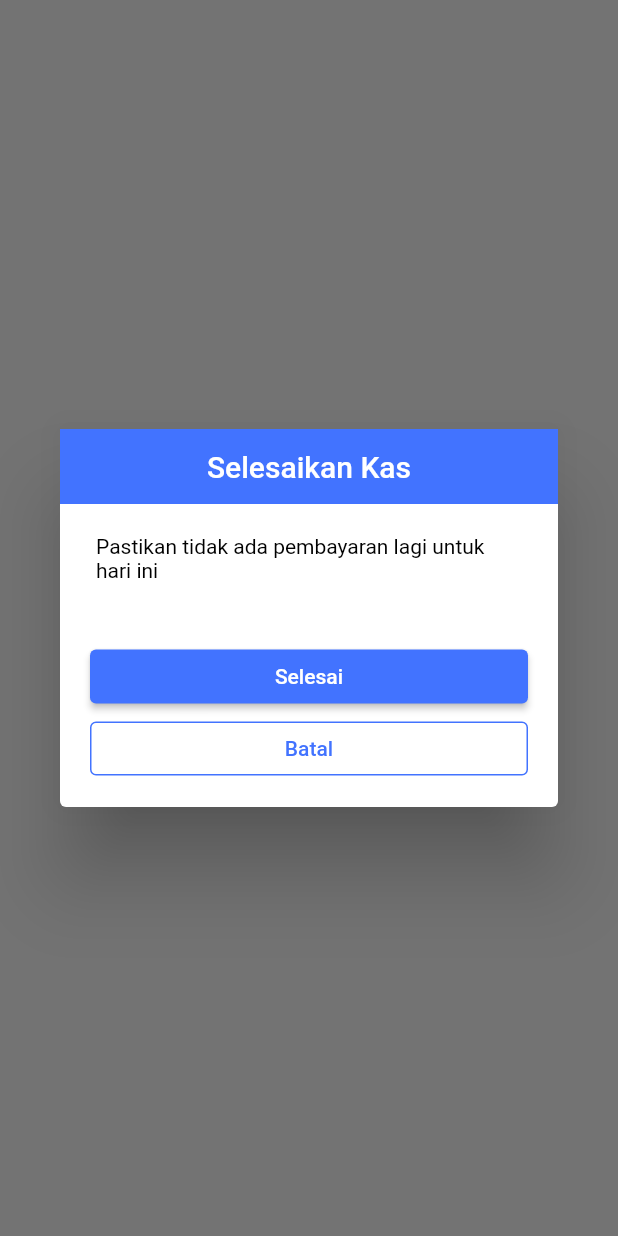
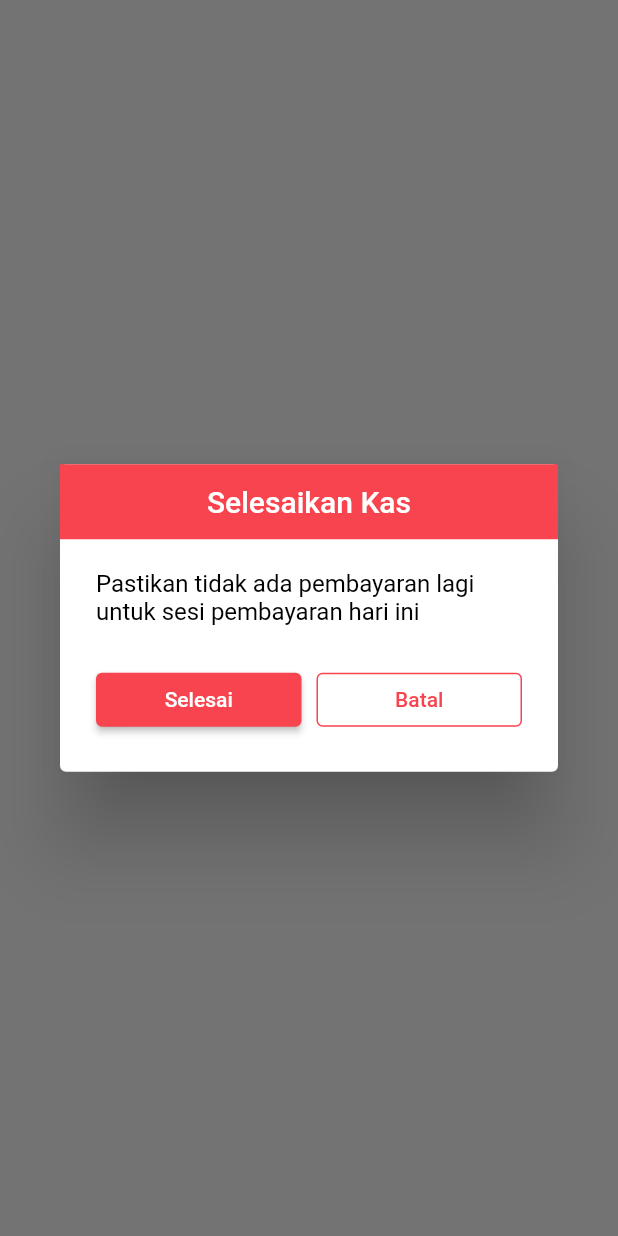
Before and after one commit to Imronarrosid/aplikasi_pembayaran_kas, a Flutter app: what stopPaymentDialog() shows on an empty page, opened directly, on a phone screen of 412 x 824 dp. Run offline on Flutter 3.47's test engine with Material 2 defaults, Android fonts, the phone set to English and light mode, and no system bars; our stand-ins replace entry, flutter_bounceable, flutter_local_notifications, hive, hive_flutter, iconly and 1 more; accounts and stored records are empty.

Commit message:
change dialog color

```diff
--- a/lib/view/stop_payment_dialog.dart
+++ b/lib/view/stop_payment_dialog.dart
@@ -15,22 +15,24 @@ Future<void> stopPaymentDialog(BuildContext context) async {
         titlePadding: EdgeInsets.zero,
         title: Container(
           height: 50,
-          color: Theme.of(context).colorScheme.primary,
+          color: const Color(0xFFF7444E),
           padding: const EdgeInsets.symmetric(horizontal: 20),
           alignment: Alignment.center,
           child: const Text('Selesaikan Kas',style: TextStyle(color: Colors.white),)),
         content: SingleChildScrollView(
           child: ListBody(
-            children: const <Widget>[
-              Text('Pastikan tidak ada pembayaran lagi untuk hari ini'),
-            ],
-          ),
-        ),
-        actionsPadding: const EdgeInsets.symmetric(horizontal: 20,vertical: 15),
-        actions: <Widget>[
-          ConstrainedBox(
+            children:  <Widget>[
+              const Text('Pastikan tidak ada pembayaran lagi untuk sesi pembayaran hari ini',style: TextStyle(fontSize: 16),),
+              const SizedBox(height: 25,),
+              Row(
+                children: [
+                  Expanded(
+            child: ConstrainedBox(
               constraints: const BoxConstraints(minWidth: double.infinity),
               child: ElevatedButton(
+                style: ElevatedButton.styleFrom(
+                  backgroundColor: const Color(0xFFF7444E)
+                ),
                 child: const Text('Selesai'),
                 onPressed: () async {
                   await StartButtonController().falseState();
@@ -48,12 +50,16 @@ Future<void> stopPaymentDialog(BuildContext context) async {
                 },
               ),
             ),
-          ConstrainedBox(
+          ),
+          const SizedBox(width: 10,),
+          Expanded(
+            child: ConstrainedBox(
               constraints: const BoxConstraints(minWidth: double.infinity),
               child: OutlinedButton(
                 style: OutlinedButton.styleFrom(
-                side: BorderSide(
-                  color: Theme.of(context).colorScheme.primary
+                  foregroundColor: const Color(0xFFF7444E),
+                  side: const BorderSide(
+                    color: Color(0xFFF7444E)
                   )
                 ),
                 onPressed: () {
@@ -62,7 +68,13 @@ Future<void> stopPaymentDialog(BuildContext context) async {
                 child: const Text('Batal'),
               ),
             ),
+          ),
                 ],
+              )
+            ],
+          ),
+        ),
+        actionsPadding: const EdgeInsets.symmetric(horizontal: 20,vertical: 15),
       );
     },
   );
```
Also changed, not shown: lib/view/start_payment_dialog.dart (+18 -11 lines). Lines whose indentation alone changed are shown as unchanged.
